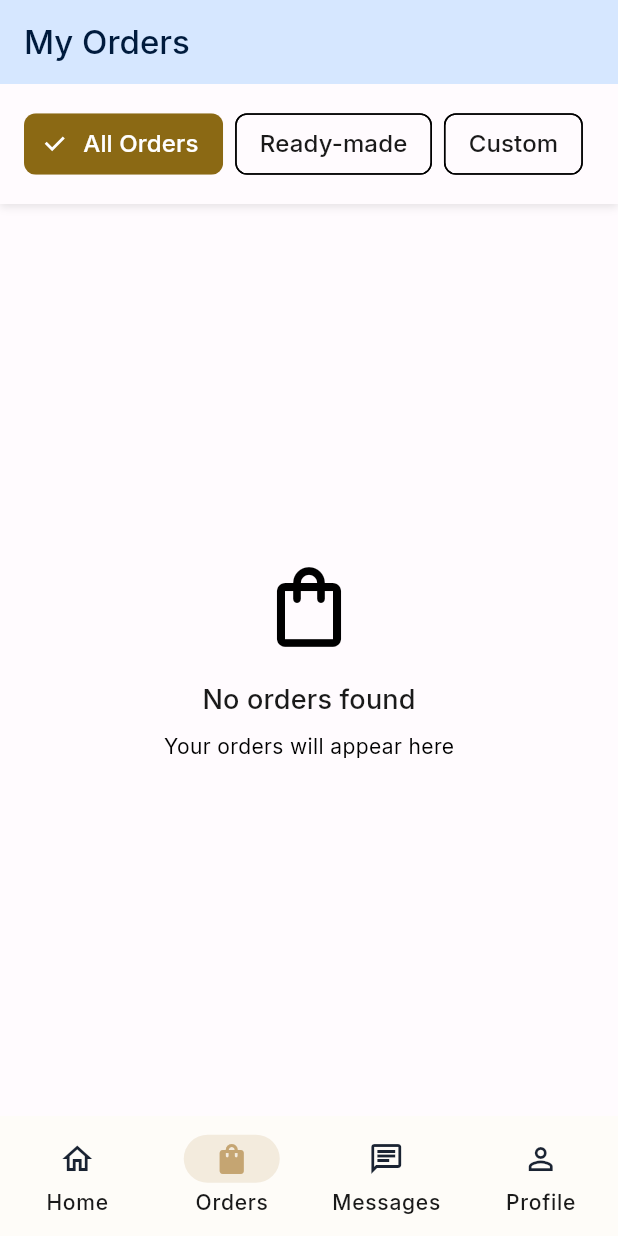
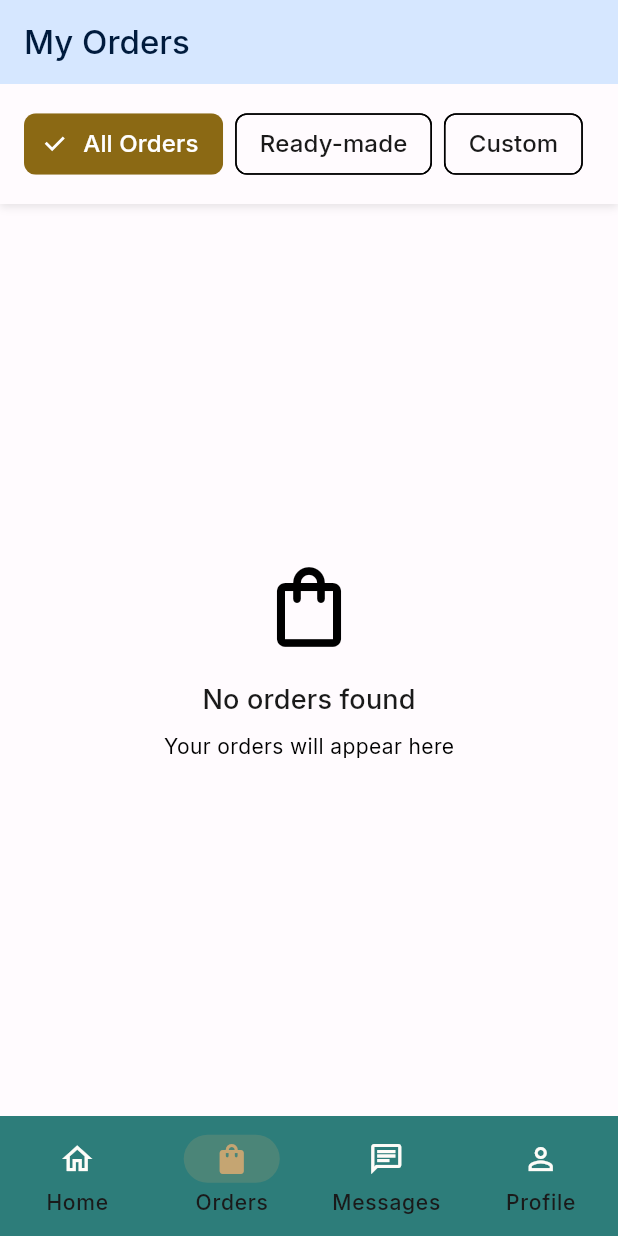
Before and after one commit to balaji-aadi/online_tailor-customer, a Flutter app: the HomeScreen screen opened directly, item 2 of the bottom bar chosen, on a phone screen of 412 x 824 dp. Run offline on Flutter 3.47's test engine with Material 3 defaults, Android fonts, the phone set to English and light mode, and no system bars; our stand-ins replace google_fonts, shared_preferences; accounts and stored records are empty.

Commit message:
enhanced bottom navigation bar  section

```diff
--- a/lib/screens/home/home_screen.dart
+++ b/lib/screens/home/home_screen.dart
@@ -5,7 +5,6 @@ import 'package:khyate_tailor_app/screens/message/messages_screen.dart';
 import 'package:khyate_tailor_app/screens/order/orders_screen.dart';
 import 'package:khyate_tailor_app/screens/profile/profile_screen.dart';
 import 'package:khyate_tailor_app/services/storage_service.dart';
-
 
 class HomeScreen extends StatefulWidget {
   const HomeScreen({super.key});
@@ -35,12 +34,12 @@ class _HomeScreenState extends State<HomeScreen> {
     switch (_selectedIndex) {
       case 0:
         return Scaffold(
-          appBar: AppBar(
-            title: Text(_tr('Home', 'الرئيسية')),
-            backgroundColor: ColorConstants.deepNavy,
-            foregroundColor: ColorConstants.warmIvory,
-            elevation: 0,
-          ),
+          // appBar: AppBar(
+          //   title: Text(_tr('khyate', 'الرئيسية')),
+          //   backgroundColor: ColorConstants.deepNavy,
+          //   foregroundColor: ColorConstants.warmIvory,
+          //   elevation: 0,
+          // ),
           body: const HomePageScreen(),
         );
       case 1:
@@ -63,7 +62,7 @@ class _HomeScreenState extends State<HomeScreen> {
       child: Scaffold(
         body: _getCurrentScreen(),
         bottomNavigationBar: NavigationBar(
-          backgroundColor: ColorConstants.warmIvory,
+          backgroundColor: ColorConstants.accentTeal,
           selectedIndex: _selectedIndex,
           indicatorColor: ColorConstants.primaryGold.withOpacity(0.2),
           onDestinationSelected: (index) {
@@ -72,28 +71,28 @@ class _HomeScreenState extends State<HomeScreen> {
           destinations: [
             NavigationDestination(
               icon: const Icon(Icons.home_outlined,
-                  color: ColorConstants.deepNavy),
+                  color: ColorConstants.warmIvory),
               selectedIcon:
                   const Icon(Icons.home, color: ColorConstants.primaryGold),
               label: _tr('Home', 'الرئيسية'),
             ),
             NavigationDestination(
               icon: const Icon(Icons.shopping_bag_outlined,
-                  color: ColorConstants.deepNavy),
+                  color: ColorConstants.warmIvory),
               selectedIcon: const Icon(Icons.shopping_bag,
                   color: ColorConstants.primaryGold),
               label: _tr('Orders', 'الطلبات'),
             ),
             NavigationDestination(
               icon: const Icon(Icons.chat_outlined,
-                  color: ColorConstants.deepNavy),
+                  color: ColorConstants.warmIvory),
               selectedIcon:
                   const Icon(Icons.chat, color: ColorConstants.primaryGold),
               label: _tr('Messages', 'الرسائل'),
             ),
             NavigationDestination(
               icon: const Icon(Icons.person_outline,
-                  color: ColorConstants.deepNavy),
+                  color: ColorConstants.warmIvory),
               selectedIcon:
                   const Icon(Icons.person, color: ColorConstants.primaryGold),
               label: _tr('Profile', 'الملف الشخصي'),
```
